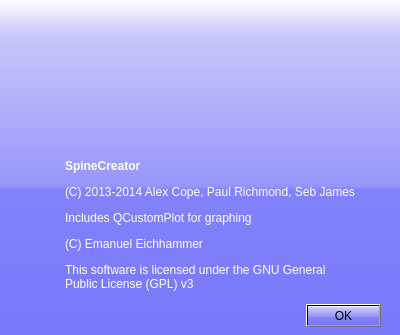
Above: aboutdialog.ui from SpineML/SpineCreator before the change. Below: the same form after it.
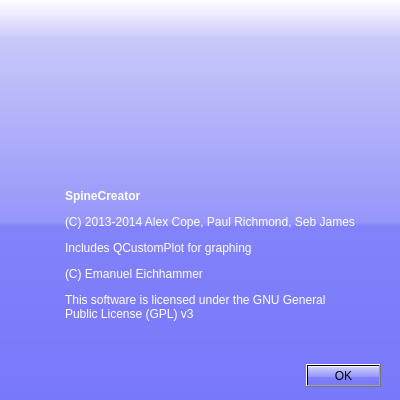
That is the form after the change. Icons and pictures are not drawn.

Commit message: Updated QCustomPlot to 1.2.0, which fixes the rendering bugs from 1.1.0

Patch:
```diff
--- a/aboutdialog.ui
+++ b/aboutdialog.ui
@@ -7,19 +7,19 @@
     <x>0</x>
     <y>0</y>
     <width>400</width>
-    <height>335</height>
+    <height>400</height>
    </rect>
   </property>
   <property name="minimumSize">
    <size>
     <width>400</width>
-    <height>335</height>
+    <height>400</height>
    </size>
   </property>
   <property name="maximumSize">
    <size>
     <width>400</width>
-    <height>335</height>
+    <height>400</height>
    </size>
   </property>
   <property name="windowTitle">
@@ -36,7 +36,7 @@
    <property name="geometry">
     <rect>
      <x>40</x>
-     <y>300</y>
+     <y>360</y>
      <width>341</width>
      <height>32</height>
     </rect>
@@ -73,7 +73,7 @@
      <x>65</x>
      <y>150</y>
      <width>291</width>
-     <height>151</height>
+     <height>211</height>
     </rect>
    </property>
    <property name="styleSheet">
```
The commit also changes 2 other files.
